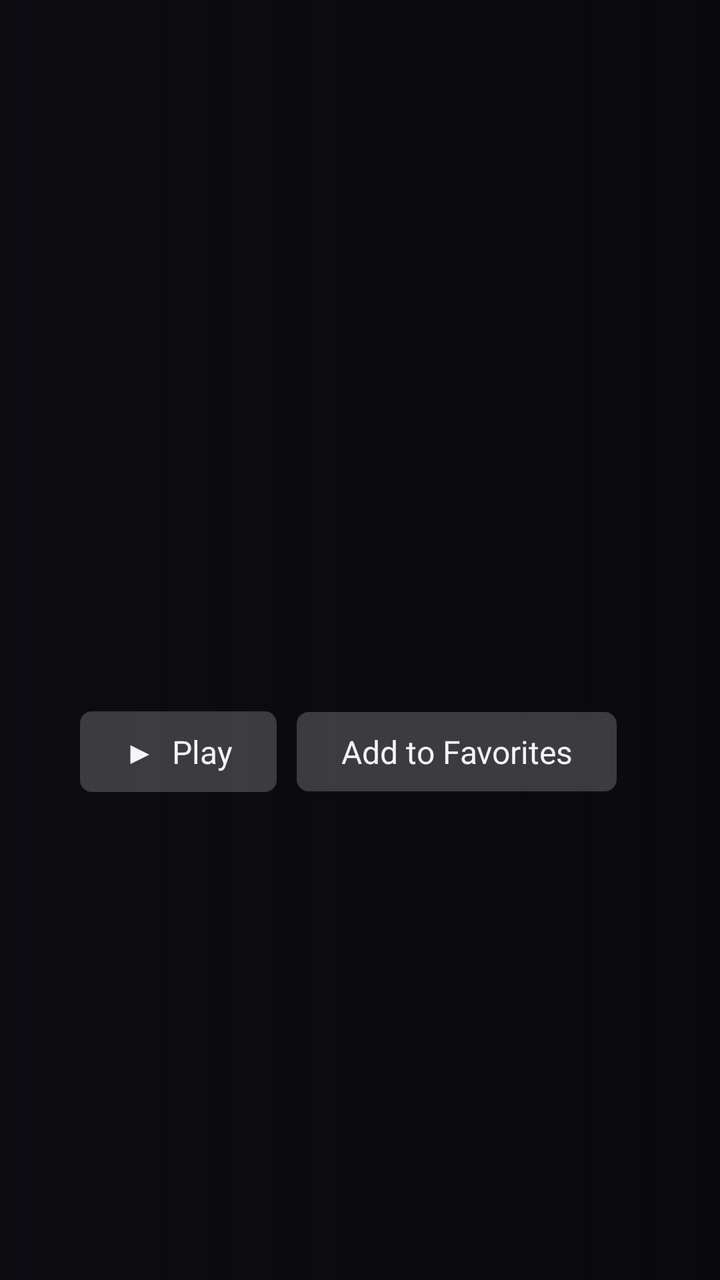
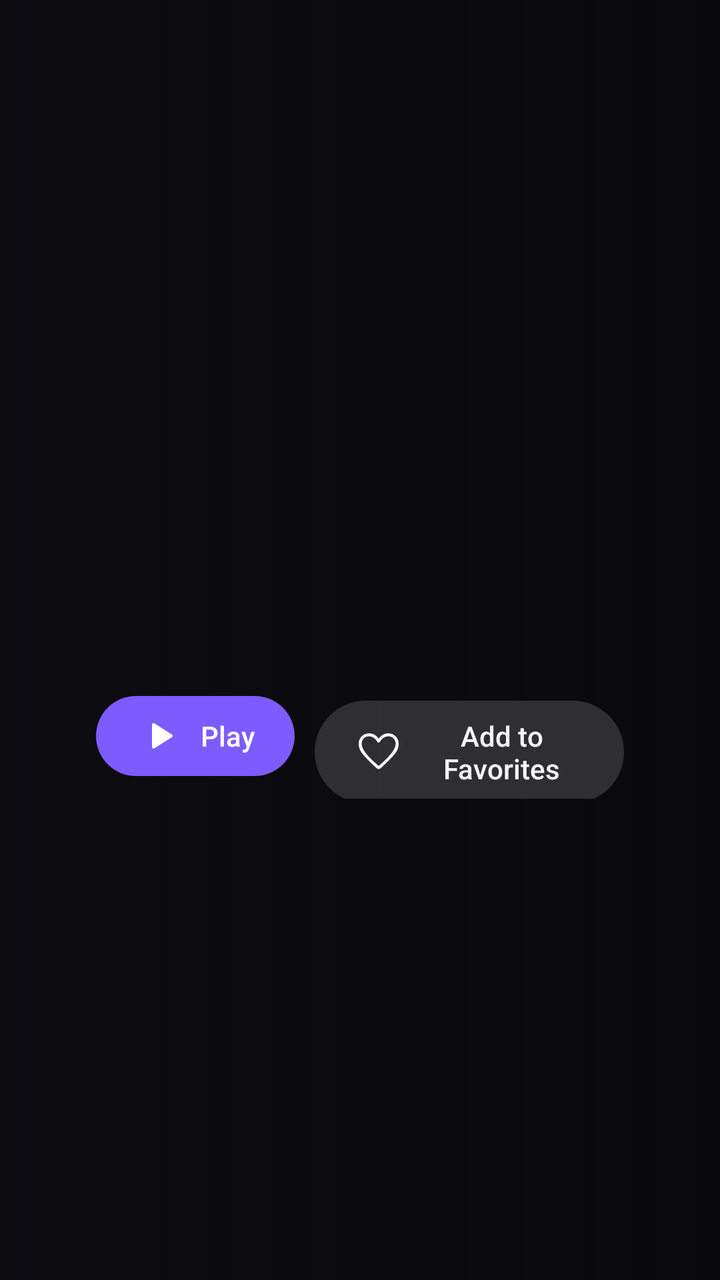

The first picture is an Android layout as it rendered before a commit; the second is the same layout after the commit. The layout source and the unified diff follow.
<!-- AndroidManifest.xml: application theme Theme.Pstv -->
<!-- res/layout/activity_detail.xml -->
<?xml version="1.0" encoding="utf-8"?>
<FrameLayout xmlns:android="http://schemas.android.com/apk/res/android"
    android:layout_width="match_parent"
    android:layout_height="match_parent"
    android:background="@color/bg">

    <ImageView android:id="@+id/backdrop" android:layout_width="match_parent" android:layout_height="match_parent" android:scaleType="centerCrop" />
    <View android:layout_width="match_parent" android:layout_height="match_parent" android:background="@drawable/scrim_left" />

    <LinearLayout
        android:layout_width="match_parent"
        android:layout_height="match_parent"
        android:orientation="horizontal"
        android:padding="40dp">

        <LinearLayout
            android:layout_width="0dp"
            android:layout_height="match_parent"
            android:layout_weight="1"
            android:gravity="center_vertical"
            android:orientation="vertical">

            <TextView android:id="@+id/d_title" android:layout_width="match_parent" android:layout_height="wrap_content" android:textColor="@color/text" android:textSize="30sp" android:textStyle="bold" />
            <TextView android:id="@+id/d_meta" android:layout_width="match_parent" android:layout_height="wrap_content" android:layout_marginTop="4dp" android:textColor="@color/text_dim" android:textSize="14sp" />
            <TextView android:id="@+id/d_desc" android:layout_width="match_parent" android:layout_height="wrap_content" android:layout_marginTop="10dp" android:ellipsize="end" android:maxLines="7" android:textColor="@color/text" android:textSize="15sp" />

            <LinearLayout android:layout_width="wrap_content" android:layout_height="wrap_content" android:layout_marginTop="18dp" android:orientation="horizontal">
                <TextView android:id="@+id/d_play" style="@style/Btn" android:layout_width="wrap_content" android:layout_height="wrap_content" android:layout_marginRight="10dp" android:text="▶  Play" />
                <TextView android:id="@+id/d_fav" style="@style/Btn" android:layout_width="wrap_content" android:layout_height="wrap_content" android:text="Add to Favorites" />
            </LinearLayout>
        </LinearLayout>

        <androidx.recyclerview.widget.RecyclerView
            android:id="@+id/episodes"
            android:layout_width="0dp"
            android:layout_height="match_parent"
            android:layout_marginLeft="24dp"
            android:layout_weight="1"
            android:visibility="gone" />
    </LinearLayout>
</FrameLayout>
<!-- resources referenced by this layout -->
<resources>
  <style name="Btn">
          <item name="android:focusable">true</item>
          <item name="android:clickable">true</item>
          <item name="android:background">@drawable/btn_bg</item>
          <item name="android:textColor">@color/text</item>
          <item name="android:textSize">16sp</item>
          <item name="android:gravity">center</item>
          <item name="android:paddingLeft">22dp</item>
          <item name="android:paddingRight">22dp</item>
          <item name="android:paddingTop">9dp</item>
          <item name="android:paddingBottom">9dp</item>
      </style>
  <style name="Theme.Pstv" parent="@android:style/Theme.Material.NoActionBar">
          <item name="android:windowBackground">@color/bg</item>
          <item name="android:colorBackground">@color/bg</item>
          <item name="android:colorAccent">@color/accent</item>
          <item name="android:textColorPrimary">@color/text</item>
          <item name="android:textColorSecondary">@color/text_dim</item>
          <item name="android:alertDialogTheme">@style/Theme.Pstv.Dialog</item>
          <item name="android:windowAnimationStyle">@null</item>
      </style>
  <!-- drawable btn_bg (drawable) -->
  <?xml version="1.0" encoding="utf-8"?>
  <selector xmlns:android="http://schemas.android.com/apk/res/android">
      <item android:state_focused="true">
          <shape android:shape="rectangle">
              <solid android:color="#7C5CFF" />
              <corners android:radius="6dp" />
          </shape>
      </item>
      <item>
          <shape android:shape="rectangle">
              <solid android:color="#33FFFFFF" />
              <corners android:radius="6dp" />
          </shape>
      </item>
  </selector>
  <style name="Theme.Pstv.Dialog" parent="@android:style/Theme.Material.Dialog.Alert">
          <item name="android:colorBackground">@color/surface</item>
          <item name="android:colorAccent">@color/accent</item>
          <item name="android:textColorPrimary">@color/text</item>
          <item name="android:textColorSecondary">@color/text_dim</item>
      </style>
  <!-- unchanged entries left out for length: 6 -->
</resources>

<!-- the commit's change to res/layout/activity_detail.xml (unified diff, before → after) -->
@@ -11,7 +11,10 @@
         android:layout_width="match_parent"
         android:layout_height="match_parent"
         android:orientation="horizontal"
-        android:padding="40dp">
+        android:paddingBottom="@dimen/safe_v"
+        android:paddingLeft="@dimen/safe_h"
+        android:paddingRight="@dimen/safe_h"
+        android:paddingTop="@dimen/safe_v">
 
         <LinearLayout
             android:layout_width="0dp"
@@ -20,13 +23,13 @@
             android:gravity="center_vertical"
             android:orientation="vertical">
 
-            <TextView android:id="@+id/d_title" android:layout_width="match_parent" android:layout_height="wrap_content" android:textColor="@color/text" android:textSize="30sp" android:textStyle="bold" />
-            <TextView android:id="@+id/d_meta" android:layout_width="match_parent" android:layout_height="wrap_content" android:layout_marginTop="4dp" android:textColor="@color/text_dim" android:textSize="14sp" />
-            <TextView android:id="@+id/d_desc" android:layout_width="match_parent" android:layout_height="wrap_content" android:layout_marginTop="10dp" android:ellipsize="end" android:maxLines="7" android:textColor="@color/text" android:textSize="15sp" />
+            <TextView android:id="@+id/d_title" android:layout_width="match_parent" android:layout_height="wrap_content" android:textColor="@color/text" android:textSize="@dimen/type_display" android:fontFamily="@string/font_strong" />
+            <TextView android:id="@+id/d_meta" android:layout_width="match_parent" android:layout_height="wrap_content" android:layout_marginTop="4dp" android:textColor="@color/text_dim" android:textSize="@dimen/type_body" />
+            <TextView android:id="@+id/d_desc" android:layout_width="match_parent" android:layout_height="wrap_content" android:layout_marginTop="10dp" android:ellipsize="end" android:maxLines="7" android:textColor="@color/text" android:textSize="@dimen/type_body" />
 
             <LinearLayout android:layout_width="wrap_content" android:layout_height="wrap_content" android:layout_marginTop="18dp" android:orientation="horizontal">
-                <TextView android:id="@+id/d_play" style="@style/Btn" android:layout_width="wrap_content" android:layout_height="wrap_content" android:layout_marginRight="10dp" android:text="▶  Play" />
-                <TextView android:id="@+id/d_fav" style="@style/Btn" android:layout_width="wrap_content" android:layout_height="wrap_content" android:text="Add to Favorites" />
+                <TextView android:id="@+id/d_play" style="@style/BtnPrimary" android:drawableLeft="@drawable/ic_play" android:layout_width="wrap_content" android:layout_height="wrap_content" android:layout_marginRight="10dp" android:text="Play" />
+                <TextView android:id="@+id/d_fav" style="@style/Btn" android:drawableLeft="@drawable/ic_fav" android:layout_width="wrap_content" android:layout_height="wrap_content" android:text="Add to Favorites" />
             </LinearLayout>
         </LinearLayout>
 
<!-- resource entries referenced after the edit -->
@@ -1,16 +1,45 @@
 <!-- resources referenced by this layout -->
 <resources>
+  <dimen name="safe_h">48dp</dimen>
+  <dimen name="safe_v">27dp</dimen>
+  <dimen name="type_body">14sp</dimen>
+  <dimen name="type_display">28sp</dimen>
+  <!-- drawable ic_fav (drawable) -->
+  <?xml version="1.0" encoding="utf-8"?>
+  <vector xmlns:android="http://schemas.android.com/apk/res/android"
+      android:width="24dp" android:height="24dp" android:viewportWidth="960" android:viewportHeight="960">
+      <group android:translateY="960">
+          <path android:fillColor="#FFFFFFFF" android:pathData="M458.19-144Q447-148 439-156l-53-49Q262-320 171-424.5T80-643q0-90.15 60.5-150.58Q201-854 290-854q51 0 101 24.5t89 80.5q44-56 91-80.5t99-24.5q89 0 149.5 60.42Q880-733.15 880-643q0 114-91 218.5T574-205l-53 49q-8.25 8.38-19.12 12.19Q491-140 480.19-140q-10.8 0-22-4ZM454-683q-27-49-71-80t-93-31q-66 0-108 42.5t-42 108.93q0 57.57 38.88 121.22 38.88 63.66 93 123.5Q326-338 384-286.5q58 51.5 96 86.5 38-34 96-86t112-112.5q54-60.5 93-124.19T820-643q0-66-42.5-108.5T670-794q-50 0-93.5 30.5T504-683q-5 8-11 11.5t-14 3.5q-8 0-14.5-3.5T454-683Zm26 186Z" />
+      </group>
+  </vector>
+  <!-- drawable ic_play (drawable) -->
+  <?xml version="1.0" encoding="utf-8"?>
+  <vector xmlns:android="http://schemas.android.com/apk/res/android"
+      android:width="24dp" android:height="24dp" android:viewportWidth="960" android:viewportHeight="960">
+      <group android:translateY="960">
+          <path android:fillColor="#FFFFFFFF" android:pathData="M320-258v-450q0-14 9-22t21-8q4 0 8 1t8 3l354 226q7 5 10.5 11t3.5 14q0 8-3.5 14T720-458L366-232q-4 2-8 3t-8 1q-12 0-21-8t-9-22Z" />
+      </group>
+  </vector>
+  <string name="font_strong">sans-serif-black</string>
   <style name="Btn">
           <item name="android:focusable">true</item>
           <item name="android:clickable">true</item>
           <item name="android:background">@drawable/btn_bg</item>
-          <item name="android:textColor">@color/text</item>
-          <item name="android:textSize">16sp</item>
+          <item name="android:textColor">@color/btn_text</item>
+          <item name="android:textSize">@dimen/type_body</item>
+          <item name="android:fontFamily">@string/font_medium</item>
           <item name="android:gravity">center</item>
-          <item name="android:paddingLeft">22dp</item>
-          <item name="android:paddingRight">22dp</item>
-          <item name="android:paddingTop">9dp</item>
-          <item name="android:paddingBottom">9dp</item>
+          <item name="android:drawablePadding">8dp</item>
+          <item name="android:paddingLeft">20dp</item>
+          <item name="android:paddingRight">20dp</item>
+          <item name="android:paddingTop">8dp</item>
+          <item name="android:paddingBottom">8dp</item>
+          <item name="android:stateListAnimator">@animator/focus_pop</item>
+      </style>
+  <style name="BtnPrimary" parent="Btn">
+          <item name="android:background">@drawable/btn_primary_bg</item>
+          <item name="android:textColor">@color/on_accent</item>
+          <item name="android:drawableTint">@color/on_accent</item>
       </style>
   <style name="Theme.Pstv" parent="@android:style/Theme.Material.NoActionBar">
           <item name="android:windowBackground">@color/bg</item>
@@ -20,29 +49,51 @@
           <item name="android:textColorSecondary">@color/text_dim</item>
           <item name="android:alertDialogTheme">@style/Theme.Pstv.Dialog</item>
           <item name="android:windowAnimationStyle">@null</item>
+          <item name="android:fontFamily">@string/font_regular</item>
       </style>
   <!-- drawable btn_bg (drawable) -->
   <?xml version="1.0" encoding="utf-8"?>
   <selector xmlns:android="http://schemas.android.com/apk/res/android">
       <item android:state_focused="true">
-          <shape android:shape="rectangle">
-              <solid android:color="#7C5CFF" />
-              <corners android:radius="6dp" />
-          </shape>
+          <shape android:shape="rectangle"><solid android:color="@color/focus_ring" /><corners android:radius="@dimen/radius_pill" /></shape>
       </item>
       <item>
-          <shape android:shape="rectangle">
-              <solid android:color="#33FFFFFF" />
-              <corners android:radius="6dp" />
-          </shape>
+          <shape android:shape="rectangle"><solid android:color="@color/pill_idle" /><corners android:radius="@dimen/radius_pill" /></shape>
       </item>
   </selector>
+  <string name="font_medium">sans-serif-medium</string>
+  <!-- drawable btn_primary_bg (drawable) -->
+  <?xml version="1.0" encoding="utf-8"?>
+  <selector xmlns:android="http://schemas.android.com/apk/res/android">
+      <item android:state_focused="true">
+          <shape android:shape="rectangle"><solid android:color="@color/accent" /><stroke android:width="3dp" android:color="@color/focus_ring" /><corners android:radius="@dimen/radius_pill" /></shape>
+      </item>
+      <item>
+          <shape android:shape="rectangle"><solid android:color="@color/accent" /><corners android:radius="@dimen/radius_pill" /></shape>
+      </item>
+  </selector>
+  <color name="on_accent">#FFFFFF</color>
   <style name="Theme.Pstv.Dialog" parent="@android:style/Theme.Material.Dialog.Alert">
           <item name="android:colorBackground">@color/surface</item>
+          <item name="android:windowBackground">@drawable/frost_panel</item>
           <item name="android:colorAccent">@color/accent</item>
           <item name="android:textColorPrimary">@color/text</item>
           <item name="android:textColorSecondary">@color/text_dim</item>
       </style>
+  <string name="font_regular">sans-serif</string>
+  <color name="focus_ring">#FFFFFF</color>
+  <dimen name="radius_pill">28dp</dimen>
+  <color name="pill_idle">#26FFFFFF</color>
+  <!-- drawable frost_panel (drawable) -->
+  <?xml version="1.0" encoding="utf-8"?>
+  <shape xmlns:android="http://schemas.android.com/apk/res/android" android:shape="rectangle">
+      <solid android:color="@color/frost" />
+      <stroke android:width="1dp" android:color="@color/frost_edge" />
+      <corners android:radius="@dimen/radius_panel" />
+  </shape>
+  <color name="frost">#D112121A</color>
+  <color name="frost_edge">#1FFFFFFF</color>
+  <dimen name="radius_panel">16dp</dimen>
   <!-- unchanged entries left out for length: 6 -->
 </resources>
 
